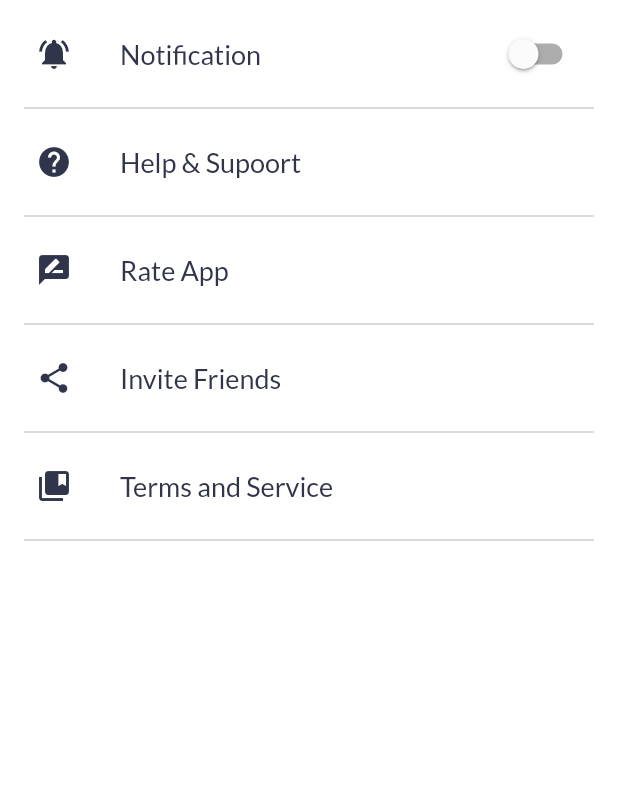
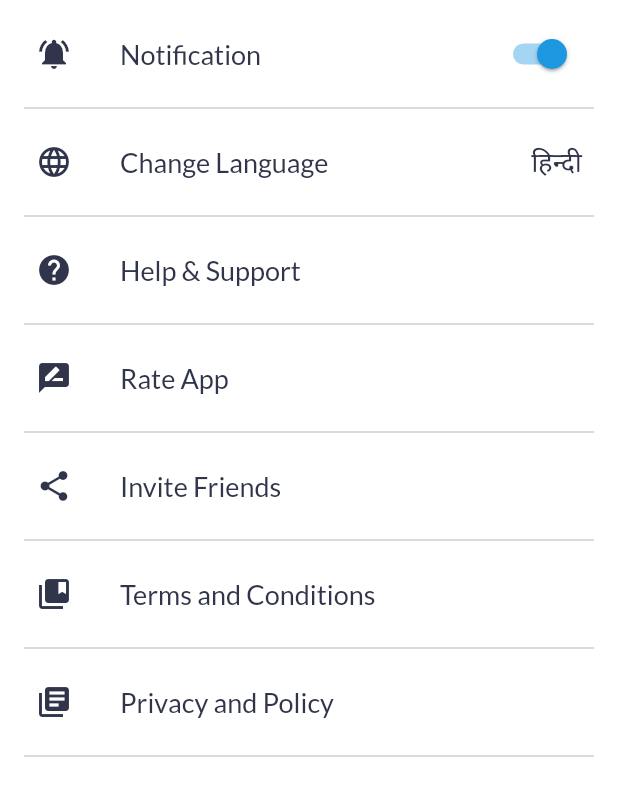
Before and after one commit to rajnis09/everly, a Flutter app: the SettingsPage screen opened directly, on a phone screen of 412 x 824 dp. Shown: the top 796 px of the screen. Run offline on Flutter 3.47's test engine with Material 2 defaults, Android fonts, the phone set to English and light mode, and no system bars; our stand-ins replace firebase_auth, firebase_messaging, flutter_speed_dial, flutter_swiper, google_fonts; missing offline and left inert: qrscan; accounts and stored records are empty.

Commit message:
added Settings page language option

```diff
--- a/lib/views/settings_page.dart
+++ b/lib/views/settings_page.dart
@@ -37,10 +37,8 @@ class _SettingsPageState extends State<SettingsPage> {
     });
   }
 
-
-
-  bool isSwitched = false;
-  bool _isSwitched = false;
+  bool _lang = true;
+  bool _isSwitched = true;
   final _divider = Divider(
     color: CustomThemeData.greyColorShade,
     thickness: .5,
@@ -59,7 +57,7 @@ class _SettingsPageState extends State<SettingsPage> {
             children: <Widget>[
               _buildListitem(
                   context,
-                  'Notification',
+                  _lang ? 'Notification' : 'सूचना प्राप्त करे',
                   Icons.notifications_active,
                   Switch(
                     value: _isSwitched,
@@ -77,18 +75,57 @@ class _SettingsPageState extends State<SettingsPage> {
                   null),
               _divider,
               _buildListitem(
-                  context, 'Help & Supoort', Icons.help, null, () {}),
+                  context,
+                  _lang ? 'Change Language' : 'भाषा बदले',
+                  Icons.language,
+                  Text(
+                    _lang ? 'हिन्दी' : 'English',
+                    style: CustomThemeData.latoFont.copyWith(
+                      color: CustomThemeData.blackColorShade2,
+                      fontSize: 18,
+                    ),
+                  ), () {
+                setState(() {
+                  _lang = !_lang;
+                });
+              }),
               _divider,
               _buildListitem(
-                  context, 'Rate App', Icons.rate_review, null, () {}),
+                  context,
+                  _lang ? 'Help & Support' : 'सहायता और समर्थन',
+                  Icons.help,
+                  null,
+                  () {}),
               _divider,
-              _buildListitem(context, 'Invite Friends', Icons.share, null, () {
+              _buildListitem(
+                  context,
+                  _lang ? 'Rate App' : 'एप्लिकेशन का मूल्यांकन करें',
+                  Icons.rate_review,
+                  null,
+                  () {}),
+              _divider,
+              _buildListitem(
+                  context,
+                  _lang ? 'Invite Friends' : 'मित्रों को आमंत्रित करें',
+                  Icons.share,
+                  null, () {
                 print('Friend Invited');
               }),
               _divider,
-              _buildListitem(context, 'Terms and Service',
-                  Icons.collections_bookmark, null, () {
-                print('Terms and services');
+              _buildListitem(
+                  context,
+                  _lang ? 'Terms and Conditions' : 'नियम और शर्तें',
+                  Icons.collections_bookmark,
+                  null, () {
+                print('Terms and Conditions');
+              }),
+              _divider,
+              _buildListitem(
+                  context,
+                  _lang ? 'Privacy and Policy' : 'गोपनीयता और नीति',
+                  Icons.library_books,
+                  null, () {
+                print('Privacy and Policies');
               }),
               _divider,
             ],
```
